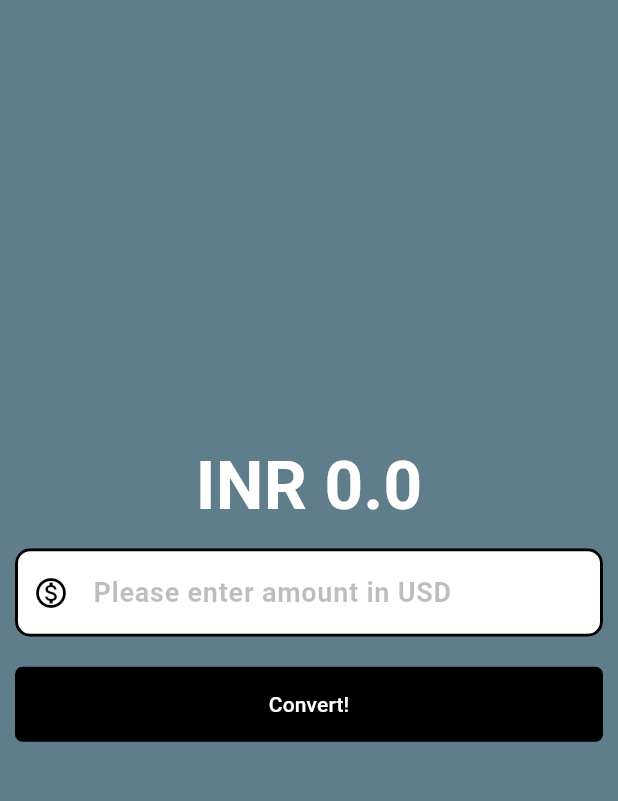
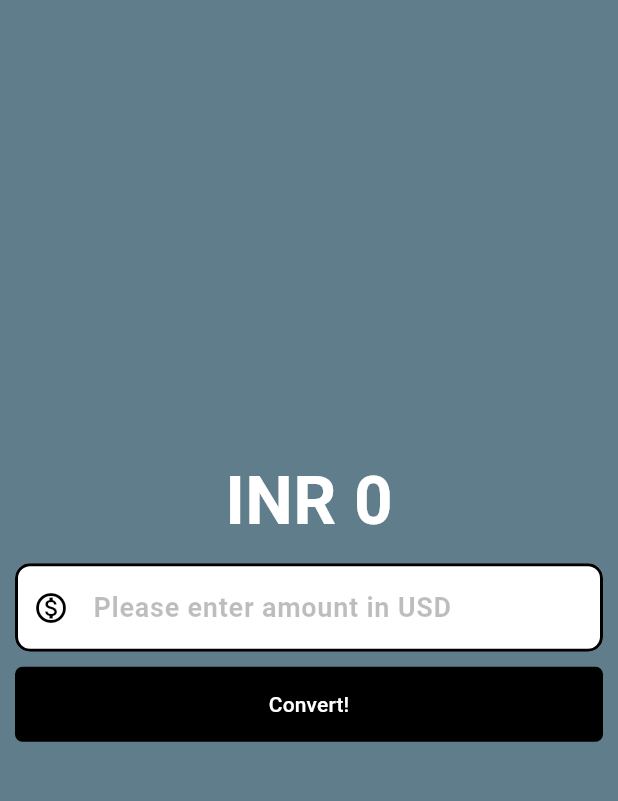
Before and after one commit to itsAbhishekV/firstFlutterApp, a Flutter app: the screen it shows after launch, on a phone screen of 412 x 824 dp, the part 63-864 px from its top. Run offline on Flutter 3.47's test engine with Material 3 defaults, Android fonts, the phone set to English and light mode, and no system bars.

Commit message:
added some efficiency

```diff
--- a/lib/currency_converter_material_page.dart
+++ b/lib/currency_converter_material_page.dart
@@ -38,19 +38,20 @@ class _CurrencyConverterMaterialPage extends State<CurrencyConverterMaterialPage
         ),
         backgroundColor: Colors.blueGrey,
         body: Center(
+            child: Padding(
+              padding: const EdgeInsets.all(10.0),
               child: Column(
                   mainAxisAlignment: MainAxisAlignment.center,
                   children: [
-                  Text('INR $result',
+                    Text('INR ${result != 0 ? result.toStringAsFixed(2) : 0}',
                       style: const TextStyle(
                           fontSize: 45,
                           fontWeight: FontWeight.bold,
                           color: Colors.white
                       ),
                     ),
-                  Container(
-                    padding: const EdgeInsets.all(10),
-                    child: TextField(
+                    const SizedBox(height: 10.0,),
+                    TextField(
                       controller: textEditingController,
                       keyboardType: const TextInputType.numberWithOptions(
                           decimal: true
@@ -74,10 +75,8 @@ class _CurrencyConverterMaterialPage extends State<CurrencyConverterMaterialPage
                         prefixIconColor: Colors.black,
                       ),
                     ),
-                  ),
-                  Padding(
-                    padding: const EdgeInsets.all(10.0),
-                    child: TextButton(onPressed: () {
+                    const SizedBox(height: 10.0,),
+                    TextButton(onPressed: () {
                       setState(() {
                         result = double.parse(textEditingController.text) * 80;
                       });
@@ -91,9 +90,9 @@ class _CurrencyConverterMaterialPage extends State<CurrencyConverterMaterialPage
                                 borderRadius: BorderRadius.circular(5)
                             )
                         ),
-                        child: const Text('Convert!')),
-                  )
+                        child: const Text('Convert!'))
                   ]
+              ),
             )
         )
     );
```
Lines whose indentation alone changed are shown as unchanged.
